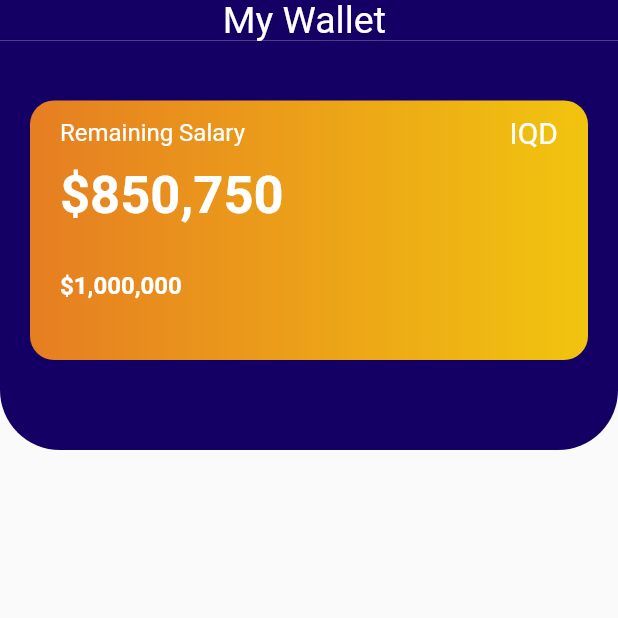
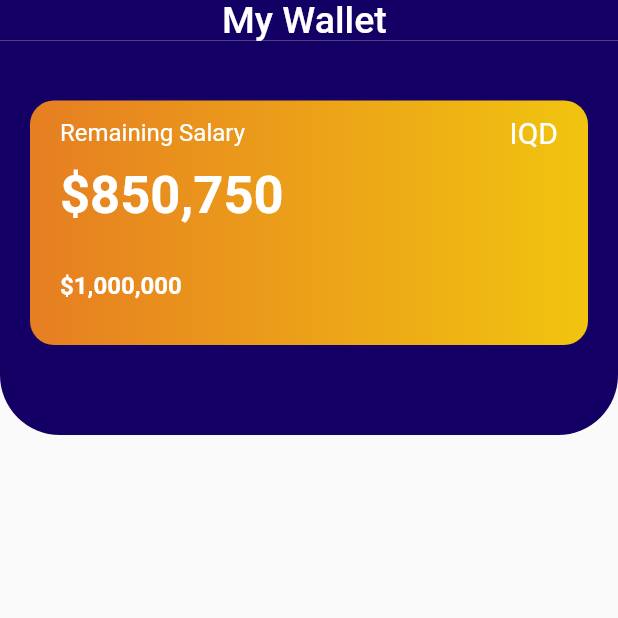
Before and after one commit to AyaAdnan/My-Wallet-, a Flutter app: the screen it shows after launch, on a phone screen of 412 x 824 dp, the top half of it. Run offline on Flutter 3.47's test engine with Material 2 defaults, Android fonts, the phone set to English and light mode, and no system bars.

Commit message:
modify Container

```diff
--- a/lib/screen/logic.dart
+++ b/lib/screen/logic.dart
@@ -9,15 +9,19 @@ class LogicScreen extends StatelessWidget {
         preferredSize: Size.fromHeight(27.0),
         child: AppBar(
         centerTitle: true,
-        title: Text('My Wallet '),
+        title: Text('My Wallet ',
+          style:  TextStyle(
+              color: Colors.white,
+              fontSize: 25,
+            )
+        ),
+
        elevation: 0,
         backgroundColor:kPrimaryColor ,
         brightness: Brightness.dark,
         textTheme: TextTheme(
-          title: TextStyle(
-            color: Colors.white,
-            fontSize: 25,
-          )
+
+
         ),
 
       ),
@@ -103,7 +107,7 @@ class LogicScreen extends StatelessWidget {
 
                   margin: EdgeInsets.symmetric(horizontal: 20, vertical: 40),
                   width: MediaQuery.of(context).size.width,
-                  height: 173,
+
                   decoration: BoxDecoration(
 
                     borderRadius: BorderRadius.circular(16),
```
Also changed, not shown: pubspec.lock.
